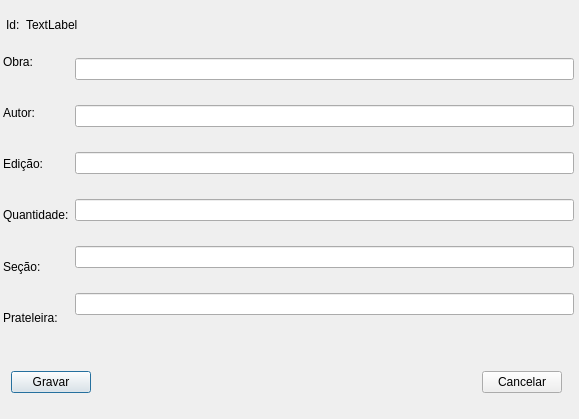
arianeam/prog.OOC-, file TrabalhoFinalQT/editwindow.ui: the form before one commit.
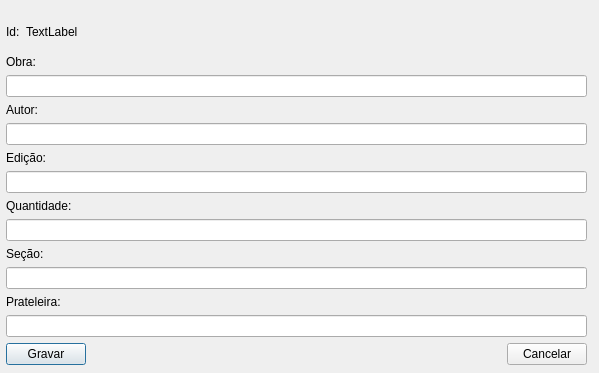
The form after the commit.

The edit to the form file:
```diff
--- a/TrabalhoFinalQT/editwindow.ui
+++ b/TrabalhoFinalQT/editwindow.ui
@@ -6,8 +6,8 @@
    <rect>
     <x>0</x>
     <y>0</y>
-    <width>579</width>
-    <height>419</height>
+    <width>599</width>
+    <height>373</height>
    </rect>
   </property>
   <property name="windowTitle">
@@ -18,10 +18,14 @@
     <rect>
      <x>6</x>
      <y>14</y>
-     <width>561</width>
-     <height>22</height>
+     <width>581</width>
+     <height>351</height>
     </rect>
    </property>
+   <layout class="QVBoxLayout" name="verticalLayout_9">
+    <item>
+     <layout class="QVBoxLayout" name="verticalLayout_8">
+      <item>
    <layout class="QHBoxLayout" name="horizontalLayout">
     <item>
      <widget class="QLabel" name="IdLabel">
@@ -51,20 +55,14 @@
      </spacer>
     </item>
    </layout>
-  </widget>
-  <widget class="QWidget" name="">
-   <property name="geometry">
-    <rect>
-     <x>3</x>
-     <y>39</y>
-     <width>571</width>
-     <height>301</height>
-    </rect>
-   </property>
+      </item>
+      <item>
+       <layout class="QVBoxLayout" name="verticalLayout_7">
+        <item>
+         <layout class="QVBoxLayout" name="verticalLayout_6">
+          <item>
    <layout class="QHBoxLayout" name="horizontalLayout_2">
     <item>
-     <layout class="QVBoxLayout" name="verticalLayout">
-      <item>
        <widget class="QLabel" name="ObraLabel">
         <property name="text">
          <string>Obra:</string>
@@ -72,6 +70,22 @@
        </widget>
       </item>
       <item>
+             <widget class="QLabel" name="obra_label">
+              <property name="text">
+               <string/>
+              </property>
+             </widget>
+            </item>
+           </layout>
+          </item>
+          <item>
+           <widget class="QLineEdit" name="ObraLineEdit"/>
+          </item>
+         </layout>
+        </item>
+        <item>
+         <layout class="QVBoxLayout" name="verticalLayout_5">
+          <item>
        <widget class="QLabel" name="AutorLabel">
         <property name="text">
          <string>Autor:</string>
@@ -79,6 +93,13 @@
        </widget>
       </item>
       <item>
+           <widget class="QLineEdit" name="AutorLineEdit"/>
+          </item>
+         </layout>
+        </item>
+        <item>
+         <layout class="QVBoxLayout" name="verticalLayout_4">
+          <item>
        <widget class="QLabel" name="EdLabel">
         <property name="text">
          <string>Edição:</string>
@@ -86,6 +107,13 @@
        </widget>
       </item>
       <item>
+           <widget class="QLineEdit" name="EdLineEdit"/>
+          </item>
+         </layout>
+        </item>
+        <item>
+         <layout class="QVBoxLayout" name="verticalLayout_3">
+          <item>
        <widget class="QLabel" name="QntdLabel">
         <property name="text">
          <string>Quantidade:</string>
@@ -93,6 +121,13 @@
        </widget>
       </item>
       <item>
+           <widget class="QLineEdit" name="QntdLineEdit"/>
+          </item>
+         </layout>
+        </item>
+        <item>
+         <layout class="QVBoxLayout" name="verticalLayout_2">
+          <item>
        <widget class="QLabel" name="SecaoLabel">
         <property name="text">
          <string>Seção:</string>
@@ -100,47 +135,29 @@
        </widget>
       </item>
       <item>
+           <widget class="QLineEdit" name="SecaoLineEdit"/>
+          </item>
+         </layout>
+        </item>
+        <item>
+         <layout class="QVBoxLayout" name="verticalLayout">
+          <item>
        <widget class="QLabel" name="PratLabel">
         <property name="text">
          <string>Prateleira:</string>
         </property>
        </widget>
       </item>
-     </layout>
-    </item>
-    <item>
-     <layout class="QVBoxLayout" name="verticalLayout_2">
-      <item>
-       <widget class="QLineEdit" name="ObraLineEdit"/>
-      </item>
-      <item>
-       <widget class="QLineEdit" name="AutorLineEdit"/>
-      </item>
-      <item>
-       <widget class="QLineEdit" name="EdLineEdit"/>
-      </item>
-      <item>
-       <widget class="QLineEdit" name="QntdLineEdit"/>
-      </item>
-      <item>
-       <widget class="QLineEdit" name="SecaoLineEdit"/>
-      </item>
       <item>
        <widget class="QLineEdit" name="PratLineEdit"/>
       </item>
      </layout>
     </item>
    </layout>
-  </widget>
-  <widget class="QWidget" name="">
-   <property name="geometry">
-    <rect>
-     <x>11</x>
-     <y>370</y>
-     <width>551</width>
-     <height>25</height>
-    </rect>
-   </property>
+      </item>
+     </layout>
+    </item>
+    <item>
    <layout class="QHBoxLayout" name="horizontalLayout_3">
     <item>
      <widget class="QPushButton" name="GravarBtn">
@@ -168,6 +185,8 @@
        <string>Cancelar</string>
       </property>
      </widget>
+      </item>
+     </layout>
     </item>
    </layout>
   </widget>
```
Lines whose indentation alone changed are shown as unchanged.
